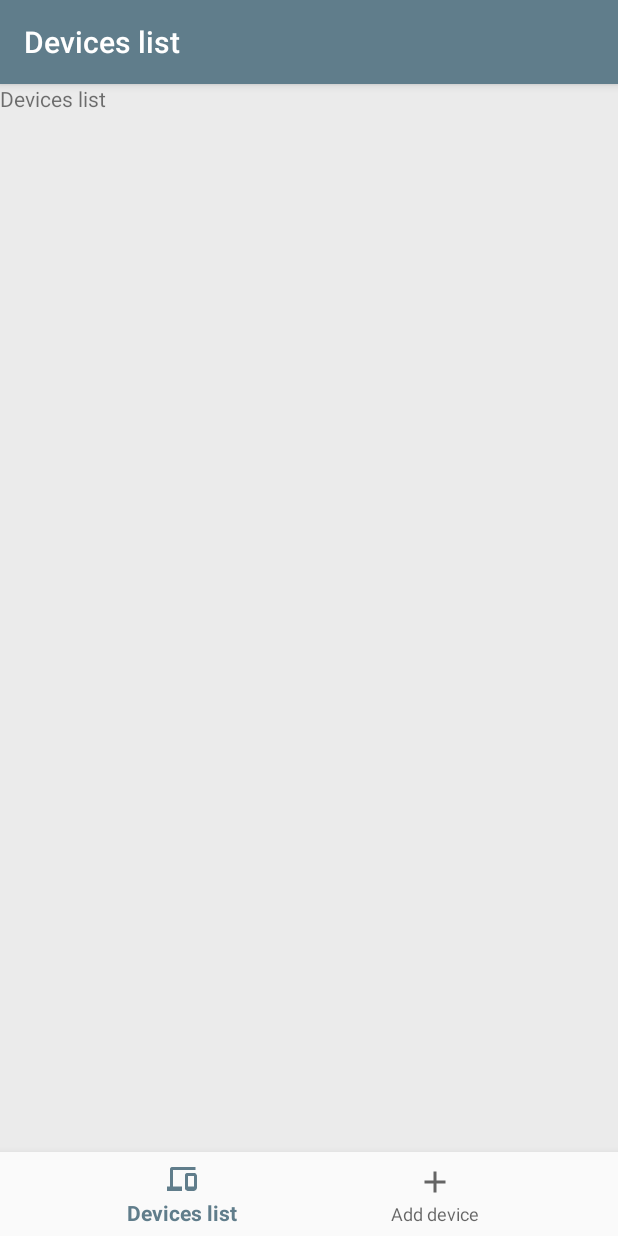
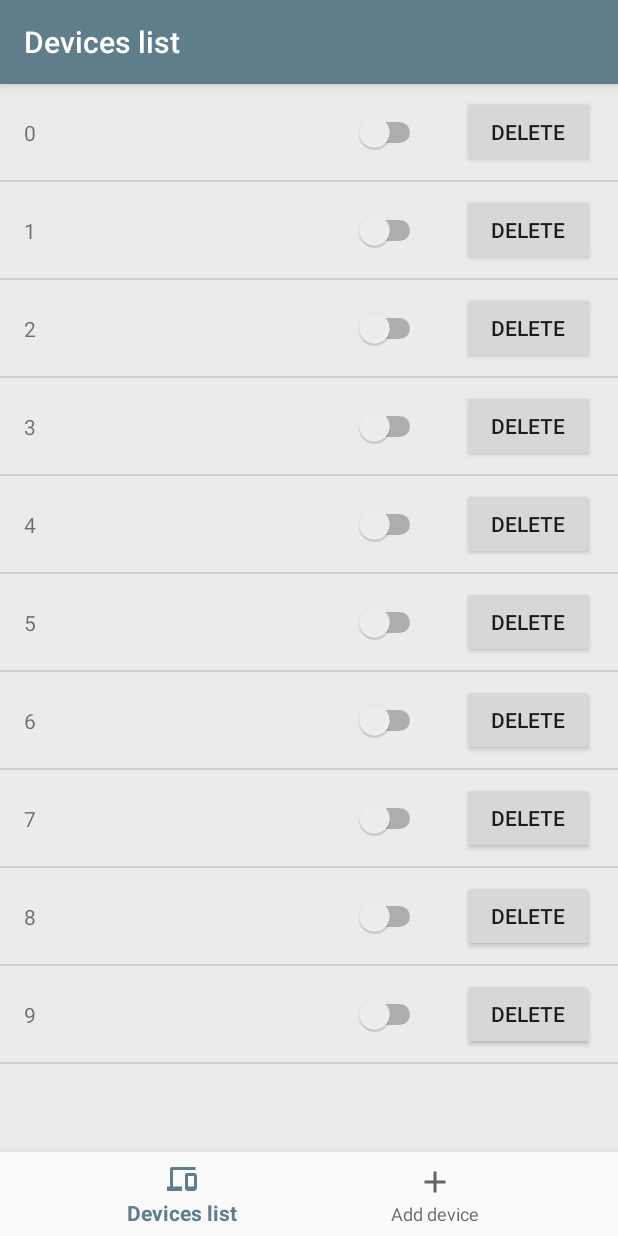
Before and after one commit to VihlayewAlex/ESPCON-Android, an Android app: the DevicesListFragment screen opened directly, with no data from a screen before it, on a phone screen of 412 x 824 dp. Run offline under Robolectric (Android 15) with nearby library versions, the light colour scheme and no system bars.

Commit message:
Add DevicesService, UI fixes

```diff
--- a/app/src/main/java/com/alexvihlayew/espcon/Modules/Main/Fragments/AddDeviceFragment.kt
+++ b/app/src/main/java/com/alexvihlayew/espcon/Modules/Main/Fragments/AddDeviceFragment.kt
@@ -19,10 +19,10 @@ import kotlinx.android.synthetic.main.fragment_add_device.*
 class AddDeviceFragment : Fragment() {
 
 
-    override fun onCreateView(inflater: LayoutInflater?, container: ViewGroup?,
+    override fun onCreateView(inflater: LayoutInflater, container: ViewGroup?,
                               savedInstanceState: Bundle?): View? {
         // Inflate the layout for this fragment
-        return inflater!!.inflate(R.layout.fragment_add_device, container, false)
+        return inflater.inflate(R.layout.fragment_add_device, container, false)
     }
 
     override fun onStart() {
--- a/app/src/main/java/com/alexvihlayew/espcon/Modules/Main/Fragments/DevicesListFragment.kt
+++ b/app/src/main/java/com/alexvihlayew/espcon/Modules/Main/Fragments/DevicesListFragment.kt
@@ -1,13 +1,17 @@
 package com.alexvihlayew.espcon.Modules.Main.Fragments
 
 
+import android.content.Context
 import android.os.Bundle
 import android.support.v4.app.Fragment
+import android.util.Log
 import android.view.LayoutInflater
 import android.view.View
 import android.view.ViewGroup
+import android.widget.*
 
 import com.alexvihlayew.espcon.R
+import com.alexvihlayew.espcon.Services.DevicesService
 
 
 /**
@@ -15,11 +19,66 @@ import com.alexvihlayew.espcon.R
  */
 class DevicesListFragment : Fragment() {
 
-
-    override fun onCreateView(inflater: LayoutInflater?, container: ViewGroup?,
+    override fun onCreateView(inflater: LayoutInflater, container: ViewGroup?,
                               savedInstanceState: Bundle?): View? {
         // Inflate the layout for this fragment
-        return inflater!!.inflate(R.layout.fragment_devices_list, container, false)
+        return inflater.inflate(R.layout.fragment_devices_list, container, false)
     }
 
-}// Required empty public constructor
+    override fun onStart() {
+        super.onStart()
+
+        configureListView()
+        loadData()
+    }
+
+    private fun configureListView() {
+        val listView = view?.findViewById<ListView>(R.id.devices_list_view)
+        Log.d("DevicesListFragment", "$listView")
+        listView?.adapter = DevicesListAdapter(activity)
+    }
+
+    private fun loadData() {
+        // TODO
+    }
+
+
+    private class DevicesListAdapter(context: Context): BaseAdapter() {
+
+        private val _context: Context
+
+        init {
+            _context = context
+        }
+
+        override fun getCount(): Int {
+            return 10
+        }
+
+        override fun getItemId(position: Int): Long {
+            return position.toLong()
+        }
+
+        override fun getItem(position: Int): Any {
+            return "Test string"
+        }
+
+        override fun getView(position: Int, convertView: View?, viewGroup: ViewGroup?): View {
+            val layoutInflater = LayoutInflater.from(_context)
+            val cell = layoutInflater.inflate(R.layout.device_cell, viewGroup, false)
+            val deviceName = cell.findViewById<TextView>(R.id.device_name_text_view)
+            val stateSwitch = cell.findViewById<Switch>(R.id.device_state_switch)
+            val delButton = cell.findViewById<Button>(R.id.delete_device_button)
+            deviceName.text = position.toString()
+            stateSwitch.setOnClickListener { _ ->
+                Log.d("DeviceListFragment", "About to toggle state of device $position")
+            }
+            delButton.setOnClickListener { _ ->
+                Log.d("DeviceListFragment", "About to delete device $position")
+            }
+            return cell
+        }
+
+    }
+
+}
--- a/app/src/main/java/com/alexvihlayew/espcon/Other/Constants.kt
+++ b/app/src/main/java/com/alexvihlayew/espcon/Other/Constants.kt
@@ -9,6 +9,7 @@ import java.net.URL
 
 val signInURL = "http://gold2star.kjbsoft.com/espcon/signup.php"
 val logInURL = "http://gold2star.kjbsoft.com/espcon/login.php"
-val allDevicesURL = "http://gold2star.kjbsoft.com/espcon/get_devices.php?user_id="
+val allDevicesURL = "http://gold2star.kjbsoft.com/espcon/get_devices.php"
 val addDeviceURL = "http://gold2star.kjbsoft.com/espcon/get_newDevId.php"
-val deleteDeviceURL = "http://gold2star.kjbsoft.com/espcon/remove_device.php?device_id="
+val deleteDeviceURL = "http://gold2star.kjbsoft.com/espcon/remove_device.php"
+val setState = "http://gold2star.kjbsoft.com/espcon/set_led_state.php"
--- a/app/src/main/res/layout/activity_main_tab.xml
+++ b/app/src/main/res/layout/activity_main_tab.xml
@@ -6,6 +6,18 @@
     android:layout_width="match_parent"
     android:layout_height="match_parent"
     tools:context=".Modules.Main.MainTabActivity">
+
+    <FrameLayout
+        android:id="@+id/main_frame_layout"
+        android:layout_width="0dp"
+        android:layout_height="0dp"
+        android:layout_margin="0dp"
+        app:layout_constraintBottom_toTopOf="@id/main_navigation"
+        app:layout_constraintEnd_toEndOf="parent"
+        app:layout_constraintStart_toStartOf="parent"
+        app:layout_constraintTop_toTopOf="parent">
+
+    </FrameLayout>
 
     <android.support.design.widget.BottomNavigationView
         android:id="@+id/main_navigation"
@@ -19,16 +31,4 @@
         app:layout_constraintRight_toRightOf="parent"
         app:menu="@menu/main_tab_navigation" />
 
-    <FrameLayout
-        android:id="@+id/main_frame_layout"
-        android:layout_width="match_parent"
-        android:layout_height="match_parent"
-        android:layout_margin="0dp"
-        app:layout_constraintBottom_toTopOf="@id/main_navigation"
-        app:layout_constraintEnd_toEndOf="parent"
-        app:layout_constraintStart_toStartOf="parent"
-        app:layout_constraintTop_toTopOf="parent">
-
-    </FrameLayout>
-
 </android.support.constraint.ConstraintLayout>
--- /dev/null
+++ b/app/src/main/res/layout/device_cell.xml
@@ -0,0 +1,43 @@
+<?xml version="1.0" encoding="utf-8"?>
+<android.support.constraint.ConstraintLayout
+    xmlns:android="http://schemas.android.com/apk/res/android"
+    xmlns:app="http://schemas.android.com/apk/res-auto"
+    xmlns:tools="http://schemas.android.com/tools"
+    android:layout_width="match_parent"
+    android:layout_height="match_parent">
+
+    <TextView
+        android:id="@+id/device_name_text_view"
+        android:layout_width="wrap_content"
+        android:layout_height="wrap_content"
+        android:layout_marginBottom="8dp"
+        android:layout_marginStart="16dp"
+        android:layout_marginTop="8dp"
+        android:text="TextView"
+        app:layout_constraintBottom_toBottomOf="parent"
+        app:layout_constraintStart_toStartOf="parent"
+        app:layout_constraintTop_toTopOf="parent" />
+
+    <Switch
+        android:id="@+id/device_state_switch"
+        android:layout_width="wrap_content"
+        android:layout_height="wrap_content"
+        android:layout_marginBottom="8dp"
+        android:layout_marginEnd="24dp"
+        android:layout_marginTop="8dp"
+        app:layout_constraintBottom_toBottomOf="parent"
+        app:layout_constraintEnd_toStartOf="@+id/delete_device_button"
+        app:layout_constraintTop_toTopOf="parent" />
+
+    <Button
+        android:id="@+id/delete_device_button"
+        android:layout_width="wrap_content"
+        android:layout_height="wrap_content"
+        android:layout_marginBottom="8dp"
+        android:layout_marginEnd="16dp"
+        android:layout_marginTop="8dp"
+        android:text="delete"
+        app:layout_constraintBottom_toBottomOf="parent"
+        app:layout_constraintEnd_toEndOf="parent"
+        app:layout_constraintTop_toTopOf="parent" />
+</android.support.constraint.ConstraintLayout>
--- a/app/src/main/res/layout/fragment_devices_list.xml
+++ b/app/src/main/res/layout/fragment_devices_list.xml
@@ -5,10 +5,12 @@
     android:background="#EBEBEB"
     tools:context="com.alexvihlayew.espcon.Modules.Main.Fragments.DevicesListFragment">
 
-    <!-- TODO: Update blank fragment layout -->
-    <TextView
+    <ListView
+        android:id="@+id/devices_list_view"
         android:layout_width="match_parent"
-        android:layout_height="match_parent"
-        android:text="Devices list" />
+        android:layout_height="match_parent">
+
+
+    </ListView>
 
 </FrameLayout>
```
Also changed, not shown: app/src/main/java/com/alexvihlayew/espcon/Entities/ESPCONDevice.kt (added, +16 -0 lines), app/src/main/java/com/alexvihlayew/espcon/Services/DevicesService.kt (added, +77 -0 lines).
